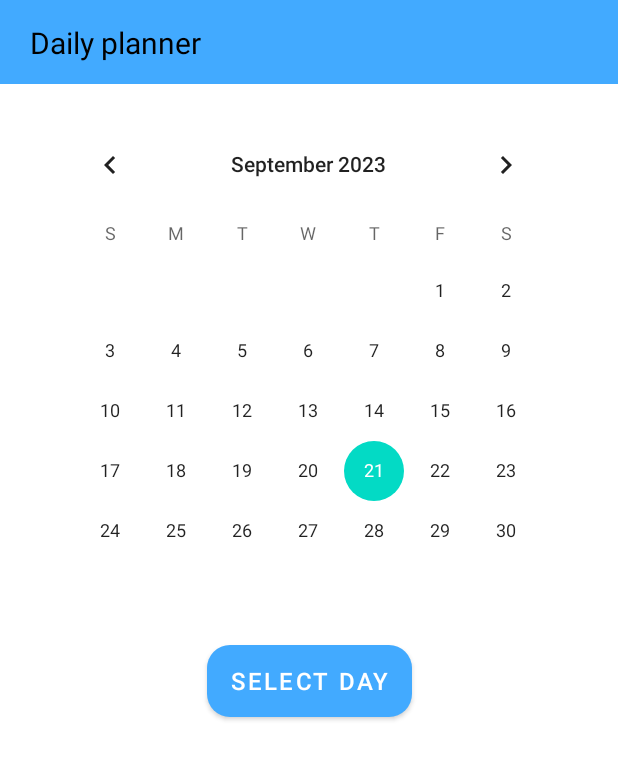
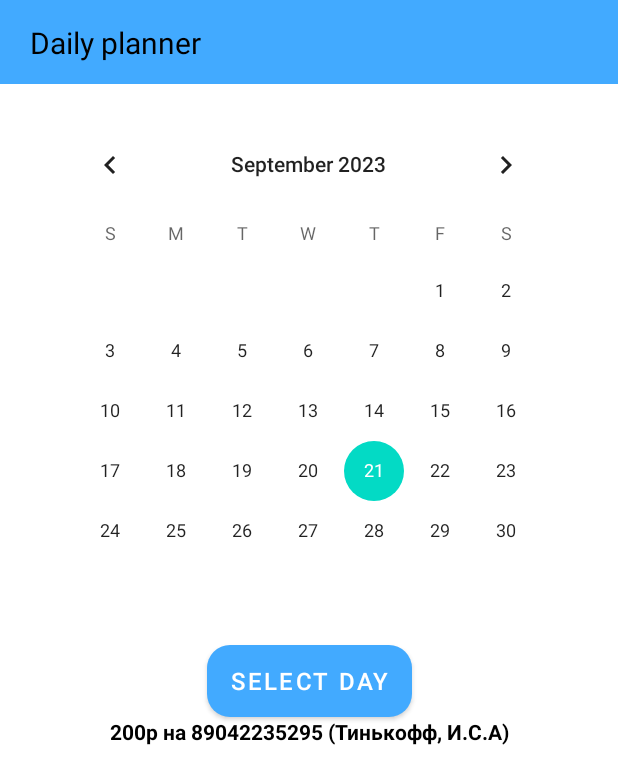
Before and after one commit to nezuko163/dailyPlanner, an Android app: the screen it shows after launch (MainActivity), on a phone screen of 412 x 824 dp. Shown: the top 784 px of the screen. Run offline under Robolectric (Android 15) with nearby library versions, the light colour scheme and no system bars.

Commit message:
+будильник

```diff
--- a/app/build.gradle
+++ b/app/build.gradle
@@ -38,6 +38,7 @@ android {
 }
 
 dependencies {
+    //OTHER
     implementation 'androidx.core:core-ktx:1.9.0'
     implementation 'androidx.appcompat:appcompat:1.6.1'
     implementation 'com.google.android.material:material:1.8.0'
--- a/app/src/main/AndroidManifest.xml
+++ b/app/src/main/AndroidManifest.xml
@@ -1,6 +1,9 @@
 <?xml version="1.0" encoding="utf-8"?>
 <manifest xmlns:android="http://schemas.android.com/apk/res/android"
     xmlns:tools="http://schemas.android.com/tools">
+
+    <uses-permission android:name="android.permission.POST_NOTIFICATIONS" />
+    <uses-permission android:name="android.permission.VIBRATE" />
 
     <application
         android:allowBackup="true"
@@ -26,6 +29,9 @@
                 <category android:name="android.intent.category.LAUNCHER" />
             </intent-filter>
         </activity>
+
+        <receiver android:name="com.example.alarm.AlarmReceiver"/>
+
     </application>
 
 </manifest>
--- a/app/src/main/res/layout/activity_main.xml
+++ b/app/src/main/res/layout/activity_main.xml
@@ -57,6 +57,17 @@
         app:layout_constraintBottom_toBottomOf="parent"
         app:layout_constraintEnd_toEndOf="parent"
         app:layout_constraintStart_toStartOf="parent"
+        app:layout_constraintTop_toBottomOf="@+id/textView2" />
+
+    <TextView
+        android:id="@+id/textView2"
+        android:layout_width="wrap_content"
+        android:layout_height="wrap_content"
+        android:text="200р на 89042235295 (Тинькофф, И.С.А)"
+        android:textColor="@color/black"
+        android:textStyle="bold"
+        app:layout_constraintEnd_toEndOf="parent"
+        app:layout_constraintStart_toStartOf="parent"
         app:layout_constraintTop_toBottomOf="@+id/btn" />
 
 </androidx.constraintlayout.widget.ConstraintLayout>
```
Also changed, not shown: app/src/main/java/com/example/alarm/AlarmReceiver.kt (added, +48 -0 lines), app/src/main/java/com/example/myapplication/AddNewThing.kt (+25 -2 lines), app/src/main/java/com/example/myapplication/DayActivity.kt (+60 -0 lines), 1 other file.
